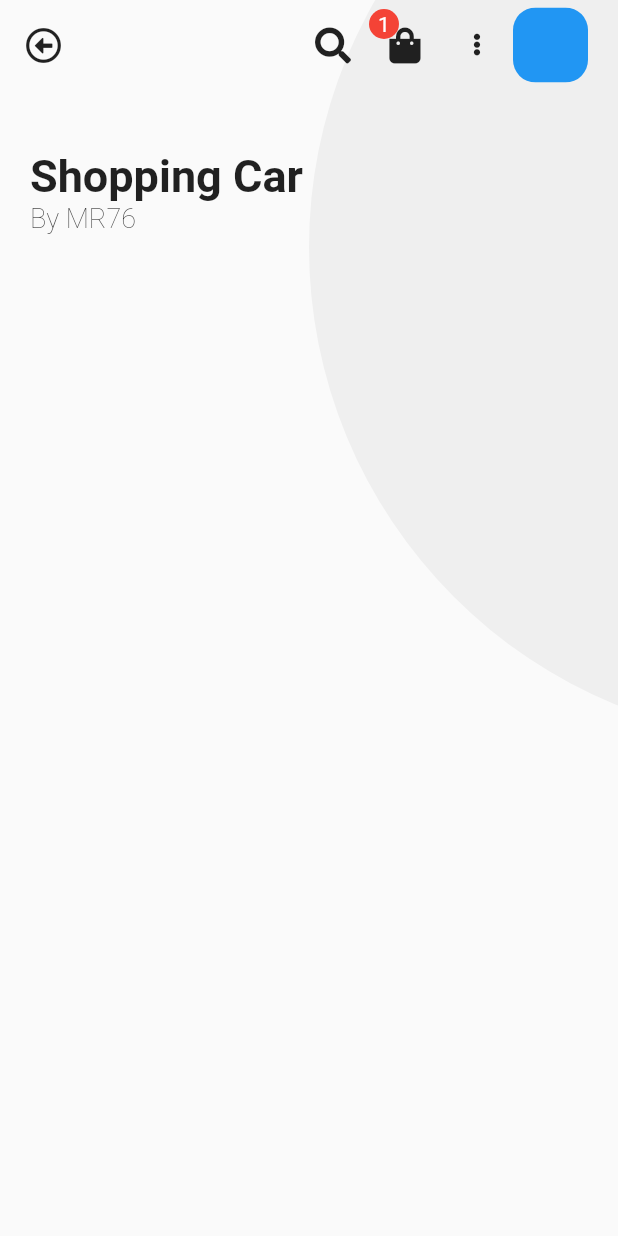
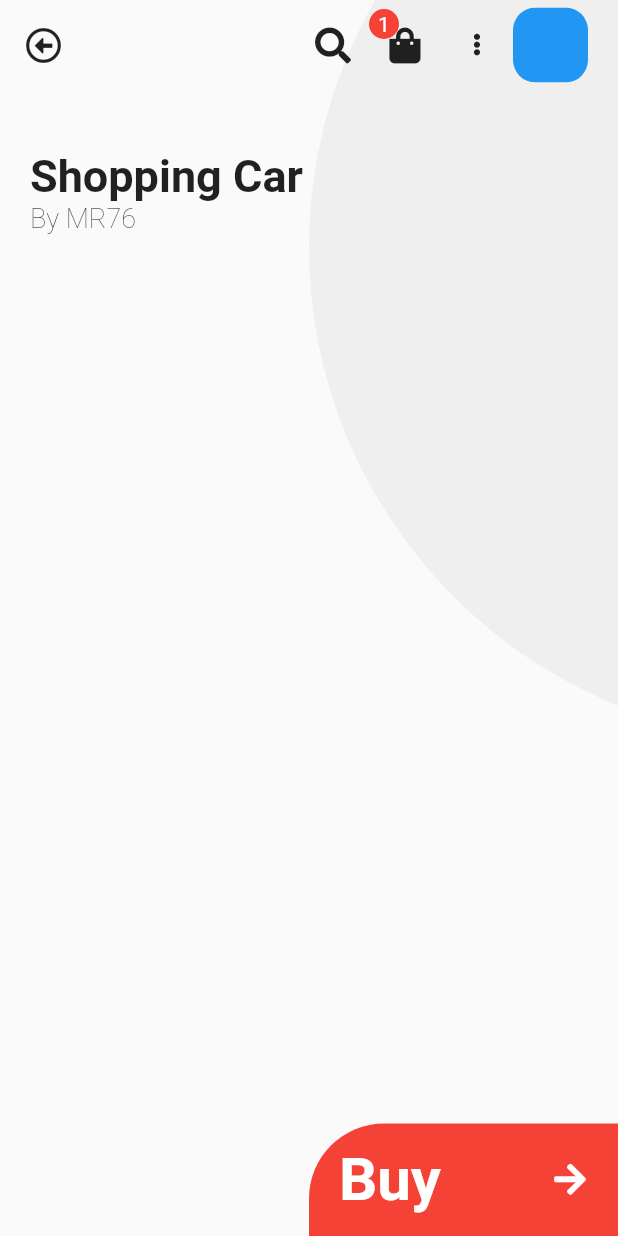
Before and after one commit to Hrunner31/shopping_cart, a Flutter app: the screen it shows after launch, on a phone screen of 412 x 824 dp. Run offline on Flutter 3.47's test engine with Material 2 defaults, Android fonts, the phone set to English and light mode, and no system bars; our stand-ins replace font_awesome_flutter.

Commit message:
Se agrega el boton de compra

```diff
--- a/lib/src/pages/home_page.dart
+++ b/lib/src/pages/home_page.dart
@@ -1,4 +1,5 @@
 import 'package:flutter/material.dart';
+import 'package:font_awesome_flutter/font_awesome_flutter.dart';
 import 'package:shopping_car/src/widgets/app_bar_widget.dart';
 
 import 'package:shopping_car/src/widgets/fondo_pantalla_widgets.dart';
@@ -22,7 +23,8 @@ class HomePage extends StatelessWidget {
                 ],
               ),
             ),
-          )
+          ),
+          BuyButtom()
         ],
       )
     );
@@ -45,3 +47,38 @@ class _Header extends StatelessWidget {
     );
   }
 }
+
+class BuyButtom extends StatelessWidget {
+  const BuyButtom({Key key}) : super(key: key);
+
+  @override
+  Widget build(BuildContext context) {
+    final size = MediaQuery.of(context).size;
+
+    return Stack(
+      children: <Widget>[
+        Positioned(
+          bottom: 0.0,
+          right: 0.0,
+          child: Container(
+            padding: EdgeInsets.symmetric(horizontal: 20.0),
+            child: Row(
+
+              children: <Widget>[
+                Text('Buy', style: TextStyle(color: Colors.white, fontWeight: FontWeight.bold, fontSize: 40.0)),
+                Spacer(),
+                Icon(FontAwesomeIcons.arrowRight, color: Colors.white)
+              ],
+            ),
+            width: size.width * 0.5,
+            height: 75.0,
+            decoration: BoxDecoration(
+              color: Colors.red,
+              borderRadius: BorderRadius.only(topLeft: Radius.circular(50.0))
+            ),
+          ),
+        ),
+      ],
+    );
+  }
+}
```
